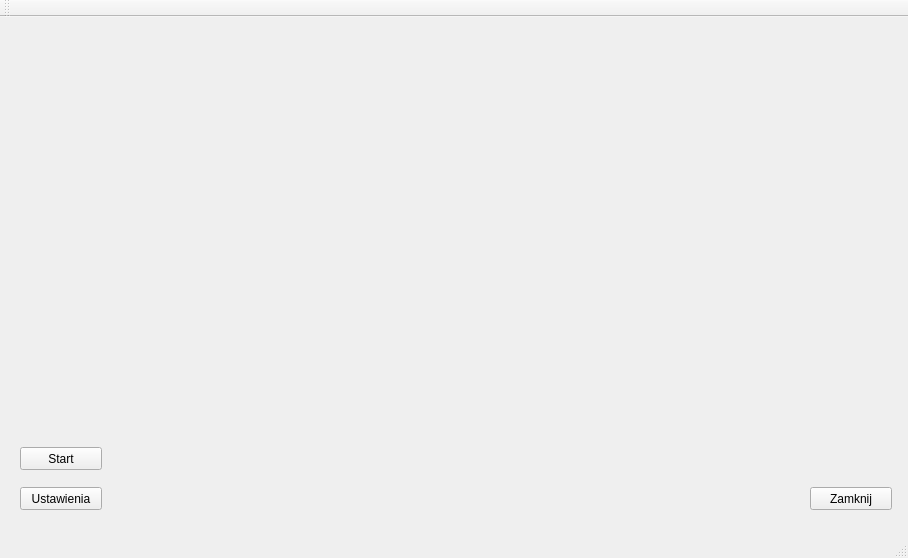
Qt form USB2/oknoglowne.ui (piotrsiedlik/QT) before a commit.
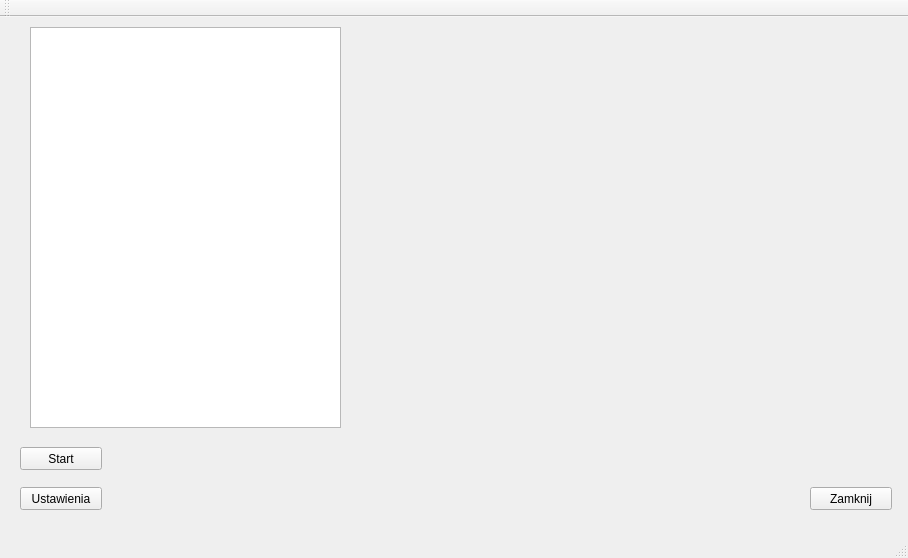
The same form after that commit.

Patch:
```diff
--- a/USB2/oknoglowne.ui
+++ b/USB2/oknoglowne.ui
@@ -53,6 +53,16 @@
      <string>Start</string>
     </property>
    </widget>
+   <widget class="QTextBrowser" name="tbError">
+    <property name="geometry">
+     <rect>
+      <x>30</x>
+      <y>10</y>
+      <width>311</width>
+      <height>401</height>
+     </rect>
+    </property>
+   </widget>
   </widget>
   <widget class="QMenuBar" name="menuBar">
    <property name="geometry">
```
